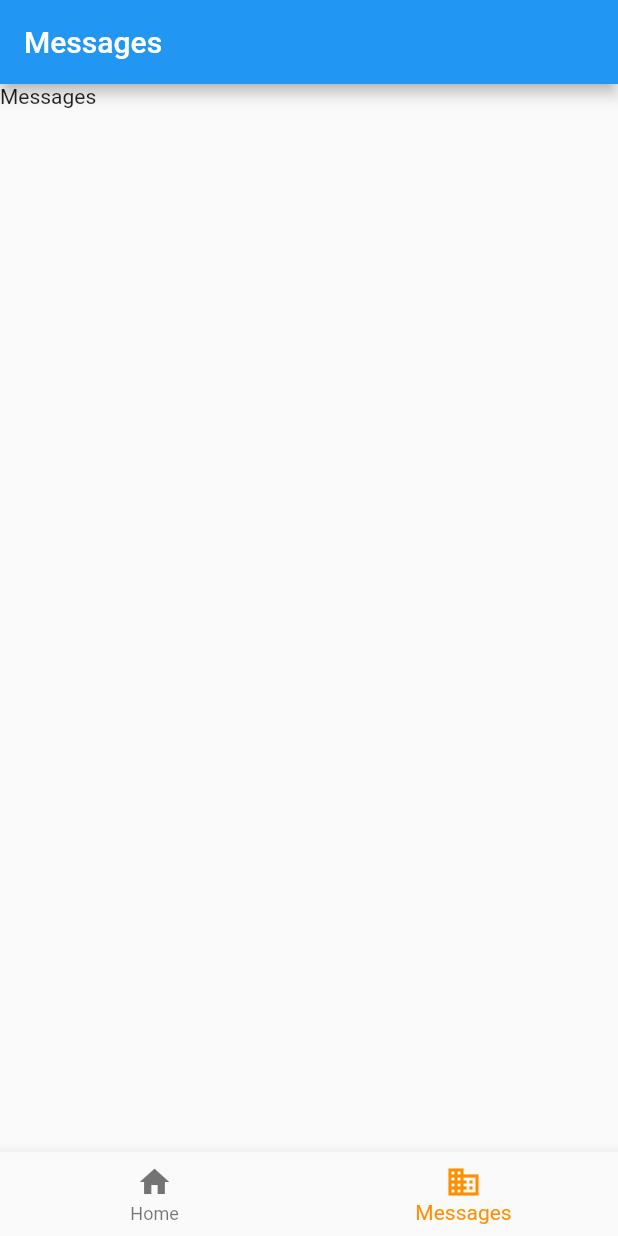
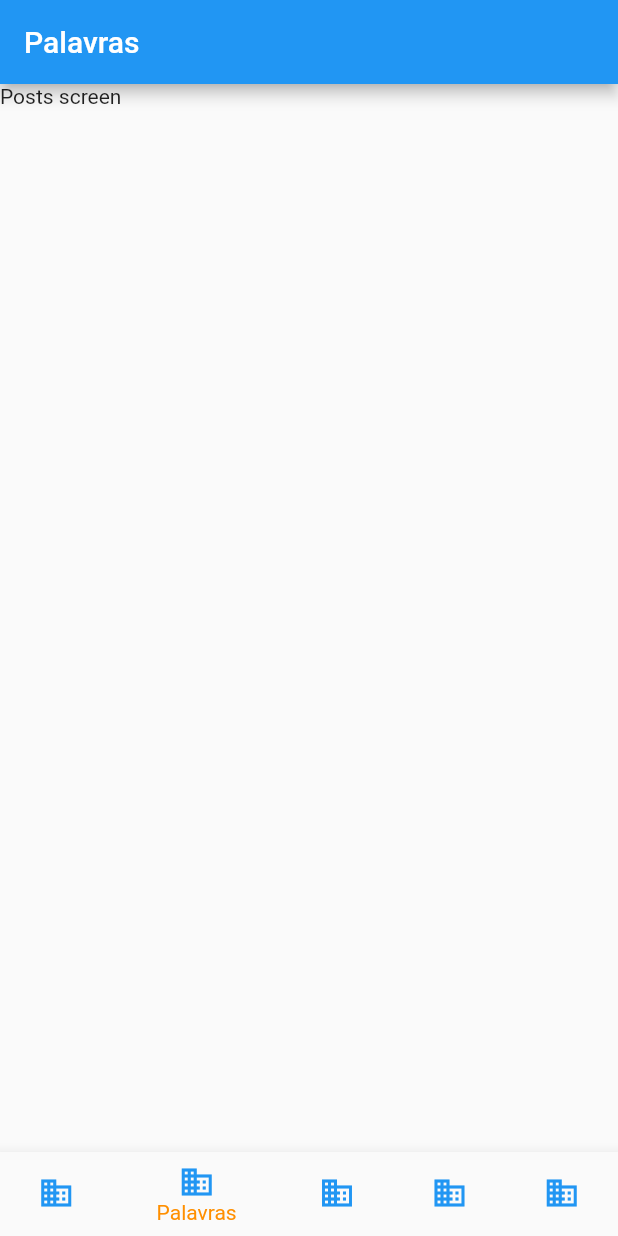
Before and after one commit to tessmerandre/lgf-app, a Flutter app: the screen it shows after launch, item 2 of the bottom bar chosen, on a phone screen of 412 x 824 dp. Run offline on Flutter 3.47's test engine with Material 2 defaults, Android fonts, the phone set to English and light mode, and no system bars.

```diff
--- /dev/null
+++ b/lib/data/network_helper.dart
@@ -0,0 +1,5 @@
+import 'package:http/http.dart' as http;
+
+Future<http.Response> doGet(String url) async {
+  return await http.get(Uri.parse(url));
+}
--- a/lib/main.dart
+++ b/lib/main.dart
@@ -1,7 +1,5 @@
 import 'package:flutter/material.dart';
-import 'package:lugargentefeliz/ui/Sections.dart';
-import 'package:lugargentefeliz/ui/home/HomeScreen.dart';
-import 'package:lugargentefeliz/ui/messages/MessagesScreen.dart';
+import 'package:lugargentefeliz/ui/sections.dart';
 
 void main() => runApp(const LgfApp());
 
@@ -27,7 +25,6 @@ class MainWidget extends StatefulWidget {
 }
 
 class _MainWidget extends State<MainWidget> {
-
   int _selectedIndex = 0;
 
   static const List<Section> _sections = Section.values;
@@ -48,20 +45,19 @@ class _MainWidget extends State<MainWidget> {
         child: _sections.elementAt(_selectedIndex).widget,
       ),
       bottomNavigationBar: BottomNavigationBar(
-        items: const <BottomNavigationBarItem>[
-          BottomNavigationBarItem(
-            icon: Icon(Icons.home),
-            label: 'Home',
-          ),
-          BottomNavigationBarItem(
-            icon: Icon(Icons.business),
-            label: 'Messages',
-          )
-        ],
+        items: _sections.map((e) => mapFromSection(e)).toList(),
         currentIndex: _selectedIndex,
         selectedItemColor: Colors.amber[800],
         onTap: _onItemTapped,
       ),
     );
   }
+
+  BottomNavigationBarItem mapFromSection(Section section) {
+    return BottomNavigationBarItem(
+      icon: Icon(section.icon, color: Colors.blue),
+      label: section.title,
+    );
+  }
+
 }
--- a/lib/ui/Sections.dart
+++ /dev/null
@@ -1,29 +0,0 @@
-import 'package:flutter/cupertino.dart';
-import 'package:lugargentefeliz/ui/home/HomeScreen.dart';
-import 'package:lugargentefeliz/ui/messages/MessagesScreen.dart';
-
-enum Section { home, messages }
-
-extension SectionExtension on Section {
-  String get title {
-    switch (this) {
-      case Section.home:
-        return 'Home';
-      case Section.messages:
-        return 'Messages';
-      default:
-        return 'Unknown';
-    }
-  }
-
-  Widget? get widget {
-    switch (this) {
-      case Section.home:
-        return const HomeScreen();
-      case Section.messages:
-        return const MessagesScreen();
-      default:
-        return null;
-    }
-  }
-}
--- /dev/null
+++ b/lib/ui/content/posts_screen.dart
@@ -0,0 +1,15 @@
+import 'package:flutter/material.dart';
+
+class PostsScreen extends StatefulWidget {
+  const PostsScreen({Key? key}) : super(key: key);
+
+  @override
+  _PostsScreen createState() => _PostsScreen();
+}
+
+class _PostsScreen extends State<PostsScreen> {
+  @override
+  Widget build(BuildContext context) {
+    return Scaffold(body: Text("Posts screen"),);
+  }
+}
--- a/lib/ui/messages/MessagesScreen.dart
+++ /dev/null
@@ -1,15 +0,0 @@
-import 'package:flutter/material.dart';
-
-class MessagesScreen extends StatefulWidget {
-  const MessagesScreen({Key? key}) : super(key: key);
-
-  @override
-  _MessagesScreen createState() => _MessagesScreen();
-}
-
-class _MessagesScreen extends State<MessagesScreen> {
-  @override
-  Widget build(BuildContext context) {
-    return Scaffold(body: Text("Messages"),);
-  }
-}
--- a/pubspec.yaml
+++ b/pubspec.yaml
@@ -34,6 +34,7 @@ dependencies:
   # The following adds the Cupertino Icons font to your application.
   # Use with the CupertinoIcons class for iOS style icons.
   cupertino_icons: ^1.0.2
+  http: ^0.13.4
 
 dev_dependencies:
   flutter_test:
```
Also changed, not shown: lib/data/events/event.dart (added, +28 -0 lines), lib/ui/events/events_screen.dart (added, +69 -0 lines), lib/ui/sections.dart (added, +43 -0 lines), lib/data/NetworkHelper.dart (deleted), lib/ui/home/home_screen.dart (renamed from lib/ui/home/HomeScreen.dart), lib/utils/response.dart (added), pubspec.lock, 1 other file.
